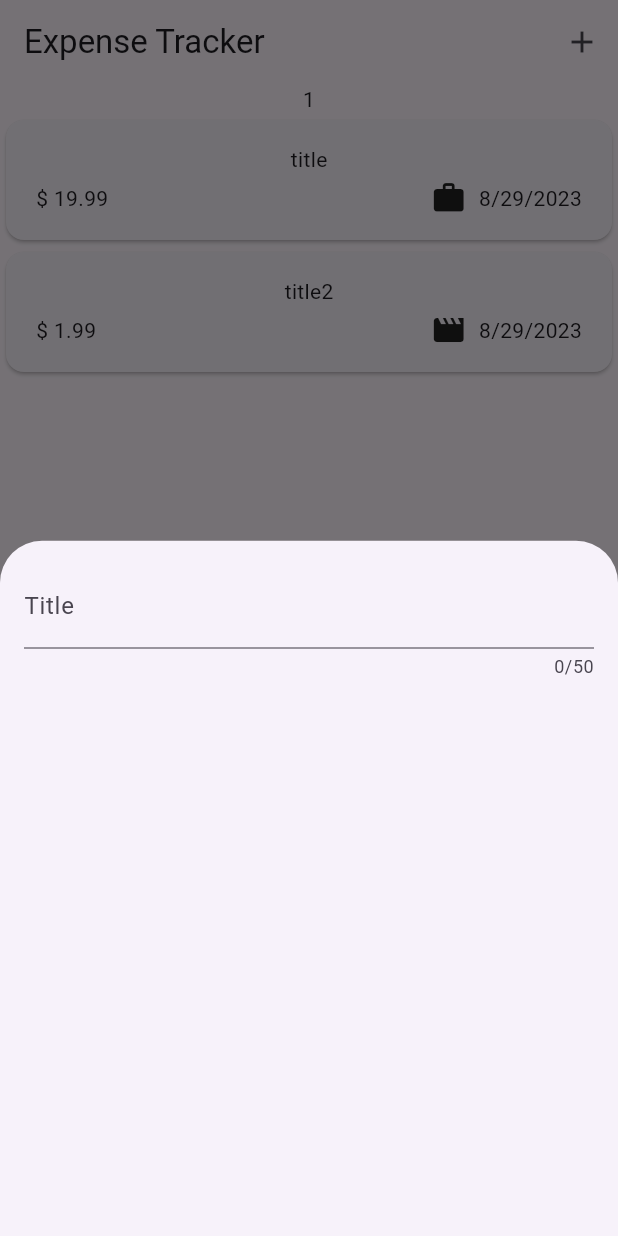
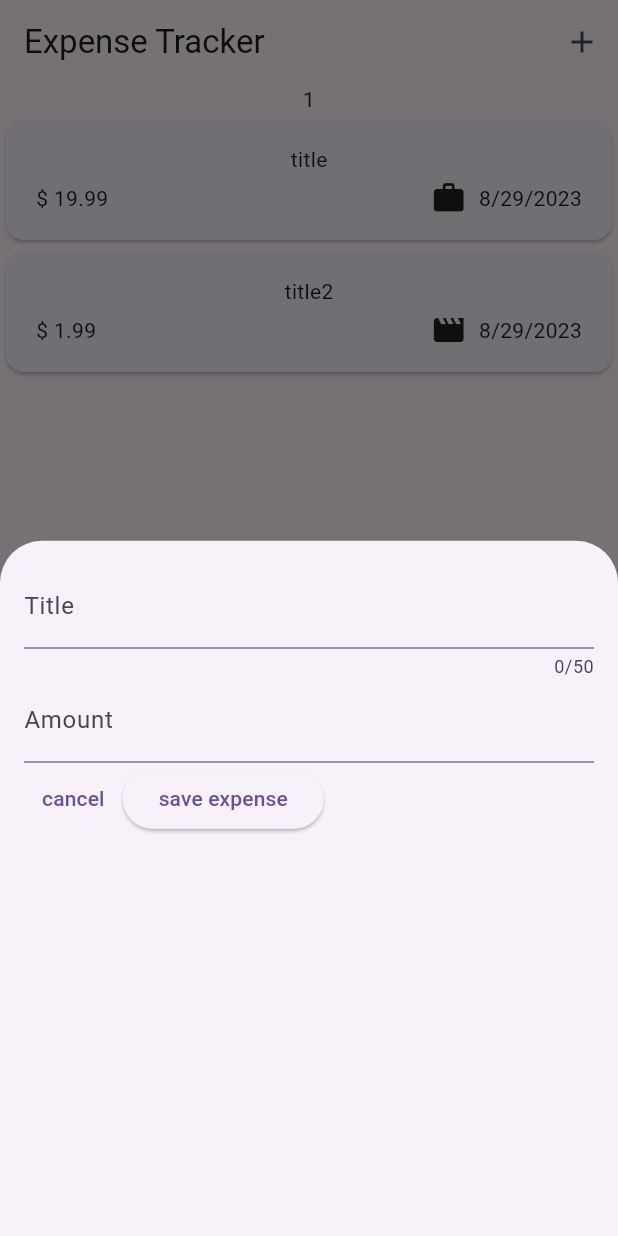
Before and after one commit to Bartosz-J-Przybyl/Wydatki2, a Flutter app: the screen it shows after launch, after a tap on the "add" icon, on a phone screen of 412 x 824 dp. Run offline on Flutter 3.47's test engine with Material 3 defaults, Android fonts, the phone set to English and light mode, and no system bars.

Commit message:
add TextEditingController and TextField

```diff
--- a/lib/widgets/new_expense.dart
+++ b/lib/widgets/new_expense.dart
@@ -8,16 +8,54 @@ class NewExpense extends StatefulWidget {
 }
 
 class _NewExpenseState extends State<NewExpense> {
+  final _titleController = TextEditingController();
+  final _amauntController = TextEditingController();
+
+  // var _enteredTitle = "";
+
+  // void _saveTitleInput(String inputValue) {
+  //   _enteredTitle = inputValue;
+  // }
+  @override
+  void dispose() {
+    _titleController.dispose();
+    _amauntController.dispose();
+    super.dispose();
+  }
+
   @override
   Widget build(BuildContext context) {
-    return const Padding(
-      padding: EdgeInsets.all(16),
+    return Padding(
+      padding: const EdgeInsets.all(16),
       child: Column(
         children: [
           TextField(
+            controller: _titleController,
             maxLength: 50,
-            decoration: InputDecoration(label: Text("Title")),
+            decoration: const InputDecoration(
+              label: Text("Title"),
+            ),
           ),
+          TextField(
+            controller: _amauntController,
+            keyboardType: TextInputType.number,
+            decoration: const InputDecoration(
+              prefixText: "\$ ",
+              label: Text("Amount"),
+            ),
+          ),
+          Row(
+            children: [
+              TextButton(
+                onPressed: () {},
+                child: const Text("cancel"),
+              ),
+              ElevatedButton(
+                onPressed: () {},
+                child: const Text("save expense"),
+              )
+            ],
+          )
         ],
       ),
     );
```
